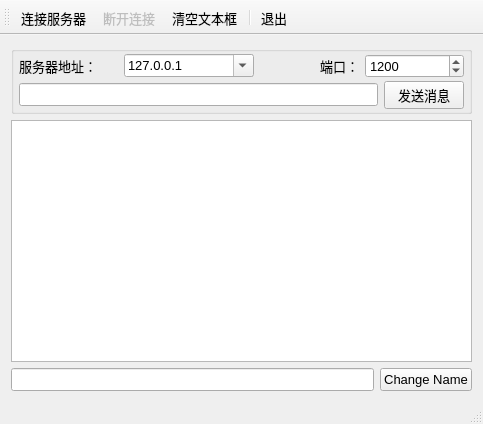
First picture: the form in TCPClient/mainwindow.ui, repository KANG-HYUNIL/Qt, before the edit.
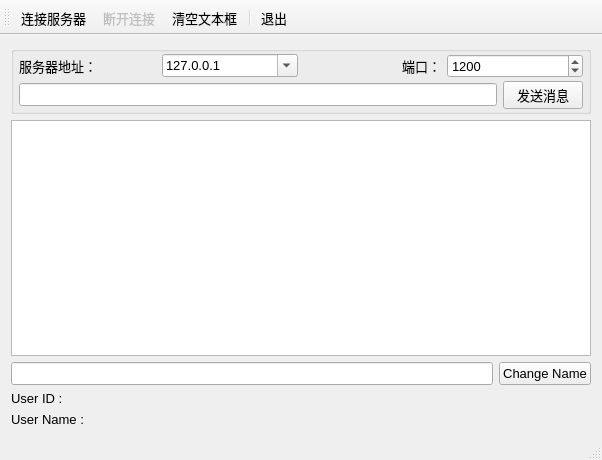
Second picture: the form after the edit. Icons and pictures are not drawn.

```diff
--- a/TCPClient/mainwindow.ui
+++ b/TCPClient/mainwindow.ui
@@ -6,8 +6,8 @@
    <rect>
     <x>0</x>
     <y>0</y>
-    <width>483</width>
-    <height>424</height>
+    <width>602</width>
+    <height>460</height>
    </rect>
   </property>
   <property name="font">
@@ -142,6 +142,20 @@
       </item>
      </layout>
     </item>
+    <item>
+     <widget class="QLabel" name="userIdLabel">
+      <property name="text">
+       <string>User ID : </string>
+      </property>
+     </widget>
+    </item>
+    <item>
+     <widget class="QLabel" name="userNameLabel">
+      <property name="text">
+       <string>User Name : </string>
+      </property>
+     </widget>
+    </item>
    </layout>
   </widget>
   <widget class="QToolBar" name="mainToolBar">
```
